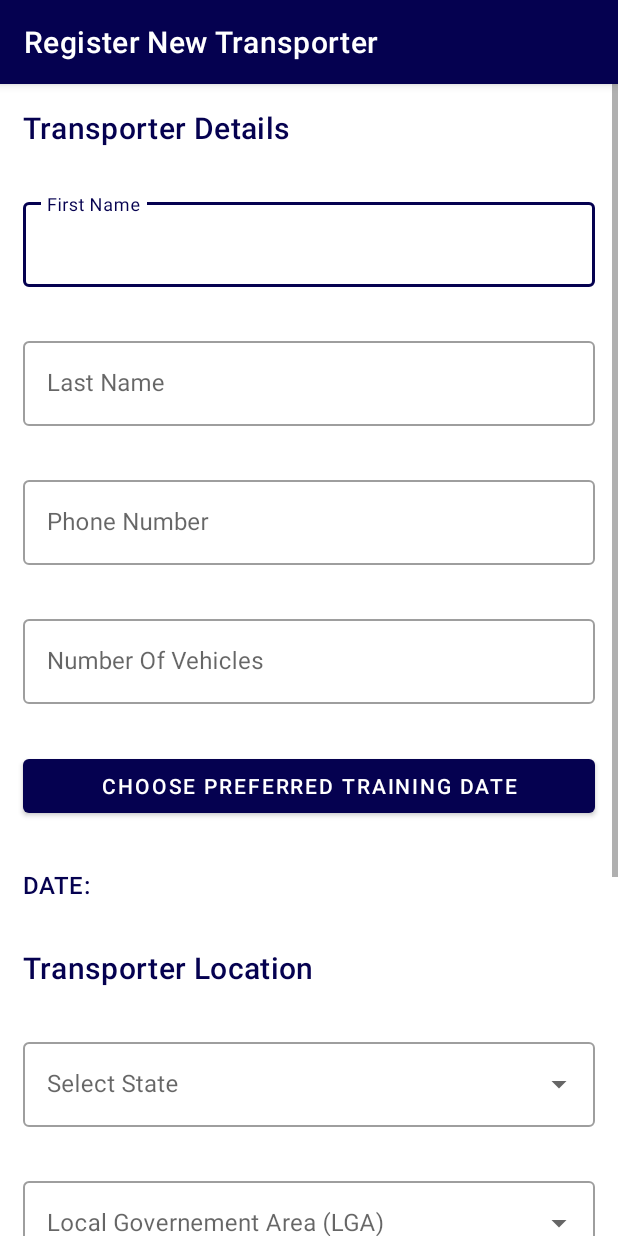
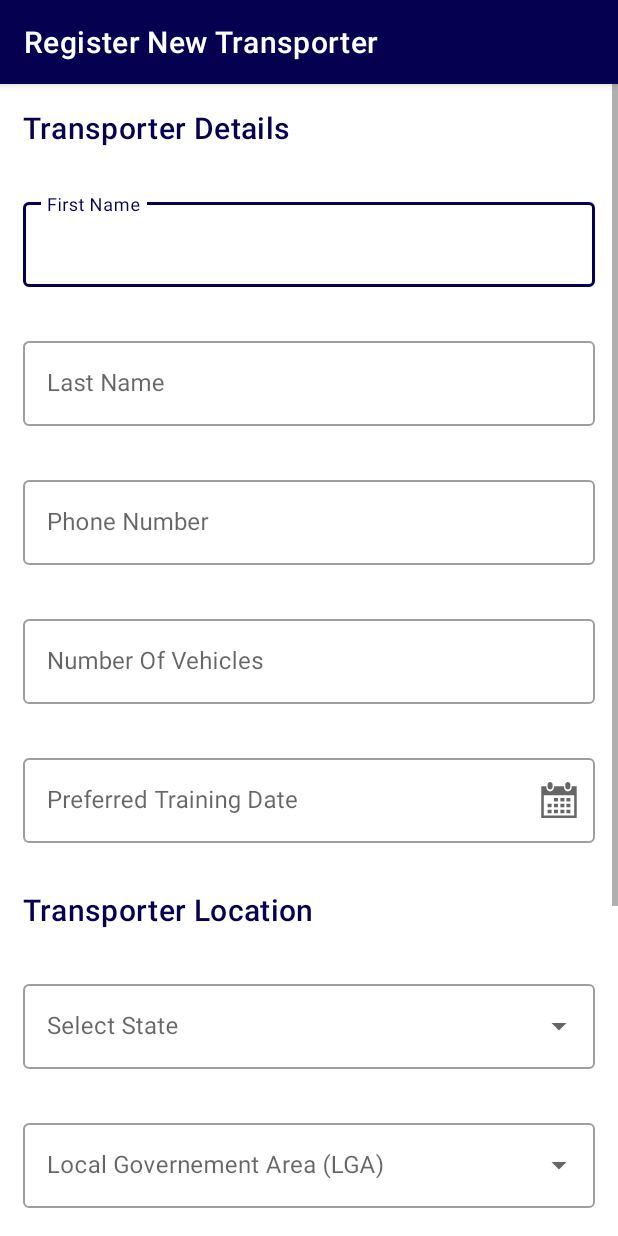
Before and after one commit to BabbanGonaDev/Transporter-App, an Android app: the AddTransporter screen opened directly, with no data from a screen before it, on a phone screen of 412 x 824 dp. Run offline under Robolectric (Android 15) with nearby library versions, the phone set to English and light mode, and no system bars; our stand-ins replace ButterKnife, Room's generated code; libraries missing offline, so code that uses them is left out: com.wdullaer.materialdatetimepicker.

Commit message:
Changed Training Date selection flow

```diff
--- a/app/src/main/java/com/bgenterprise/transporterapp/LandingPage.java
+++ b/app/src/main/java/com/bgenterprise/transporterapp/LandingPage.java
@@ -41,8 +41,9 @@ public class LandingPage extends AppCompatActivity {
 
     @OnClick(R.id.btn_add_transporter)
     public void addTransport(){
-        Intent LuxandIntent = new Intent(this, LuxandActivity.class);
-        startActivityForResult(LuxandIntent, 519);
+        startActivity(new Intent(LandingPage.this, AddTransporter.class));
+        /*Intent LuxandIntent = new Intent(this, LuxandActivity.class);
+        startActivityForResult(LuxandIntent, 519);*/
     }
 
     @Override
--- /dev/null
+++ b/app/src/main/res/drawable/ic_calendar_icon.xml
@@ -0,0 +1,17 @@
+<vector android:height="24dp" android:viewportHeight="29.121"
+    android:viewportWidth="29.121" android:width="24dp" xmlns:android="http://schemas.android.com/apk/res/android">
+    <path android:fillColor="#050150" android:pathData="M21.706,6.146c1.116,0 2.02,-0.898 2.02,-2.016V2.02c0,-1.119 -0.903,-2.02 -2.02,-2.02s-2.019,0.9 -2.019,2.02v2.111C19.688,5.248 20.59,6.146 21.706,6.146z"/>
+    <path android:fillColor="#050150" android:pathData="M28.882,3.494h-4.066v1.027c0,1.695 -1.377,3.076 -3.075,3.076c-1.7,0 -3.074,-1.381 -3.074,-3.076V3.494h-8.205v1.027c0,1.695 -1.379,3.076 -3.076,3.076s-3.075,-1.38 -3.075,-3.076V3.494L0.208,3.443v25.678H2.26h24.604l2.049,-0.006L28.882,3.494zM26.862,27.076H2.26V10.672h24.604v16.404H26.862z"/>
+    <path android:fillColor="#050150" android:pathData="M7.354,6.146c1.116,0 2.021,-0.898 2.021,-2.016V2.02C9.375,0.9 8.47,0 7.354,0S5.336,0.9 5.336,2.02v2.111C5.336,5.248 6.237,6.146 7.354,6.146z"/>
+    <path android:fillColor="#050150" android:pathData="M10.468,12.873h3.231v2.852h-3.231z"/>
+    <path android:fillColor="#050150" android:pathData="M15.692,12.873h3.234v2.852h-3.234z"/>
+    <path android:fillColor="#050150" android:pathData="M20.537,12.873h3.231v2.852h-3.231z"/>
+    <path android:fillColor="#050150" android:pathData="M10.468,17.609h3.231v2.85h-3.231z"/>
+    <path android:fillColor="#050150" android:pathData="M15.692,17.609h3.234v2.85h-3.234z"/>
+    <path android:fillColor="#050150" android:pathData="M20.537,17.609h3.231v2.85h-3.231z"/>
+    <path android:fillColor="#050150" android:pathData="M10.468,22.439h3.231v2.85h-3.231z"/>
+    <path android:fillColor="#050150" android:pathData="M5.336,17.609h3.229v2.85h-3.229z"/>
+    <path android:fillColor="#050150" android:pathData="M5.336,22.439h3.229v2.85h-3.229z"/>
+    <path android:fillColor="#050150" android:pathData="M15.692,22.439h3.234v2.85h-3.234z"/>
+    <path android:fillColor="#050150" android:pathData="M20.537,22.439h3.231v2.85h-3.231z"/>
+</vector>
--- a/app/src/main/res/layout/activity_add_transporter.xml
+++ b/app/src/main/res/layout/activity_add_transporter.xml
@@ -86,19 +86,39 @@
                     android:inputType="number" />
             </com.google.android.material.textfield.TextInputLayout>
 
+            <com.google.android.material.textfield.TextInputLayout
+                android:id="@+id/input_select_date"
+                style="@style/Widget.MaterialComponents.TextInputLayout.OutlinedBox"
+                android:layout_width="match_parent"
+                android:layout_height="match_parent"
+                android:layout_margin="15dp"
+                android:hint="Preferred Training Date"
+                app:endIconContentDescription="Click to select date"
+                app:endIconDrawable="@drawable/ic_calendar_icon"
+                app:endIconMode="custom">
+
+                <com.google.android.material.textfield.TextInputEditText
+                    android:id="@+id/edit_select_date"
+                    android:layout_width="match_parent"
+                    android:layout_height="wrap_content"
+                    android:focusable="false" />
+            </com.google.android.material.textfield.TextInputLayout>
+
             <com.google.android.material.button.MaterialButton
                 android:id="@+id/btn_select_training_date"
                 style="@style/Widget.MaterialComponents.Button"
                 android:layout_width="match_parent"
                 android:layout_height="wrap_content"
                 android:layout_margin="15dp"
-                android:text="Choose Preferred Training Date" />
+                android:text="Choose Preferred Training Date"
+                android:visibility="gone" />
 
             <LinearLayout
                 android:layout_width="match_parent"
                 android:layout_height="wrap_content"
                 android:layout_margin="15dp"
                 android:orientation="horizontal"
+                android:visibility="gone"
                 android:weightSum="3">
 
                 <com.google.android.material.textview.MaterialTextView
```
Also changed, not shown: app/src/main/java/com/bgenterprise/transporterapp/InputPages/AddTransporter.java (+27 -4 lines).
